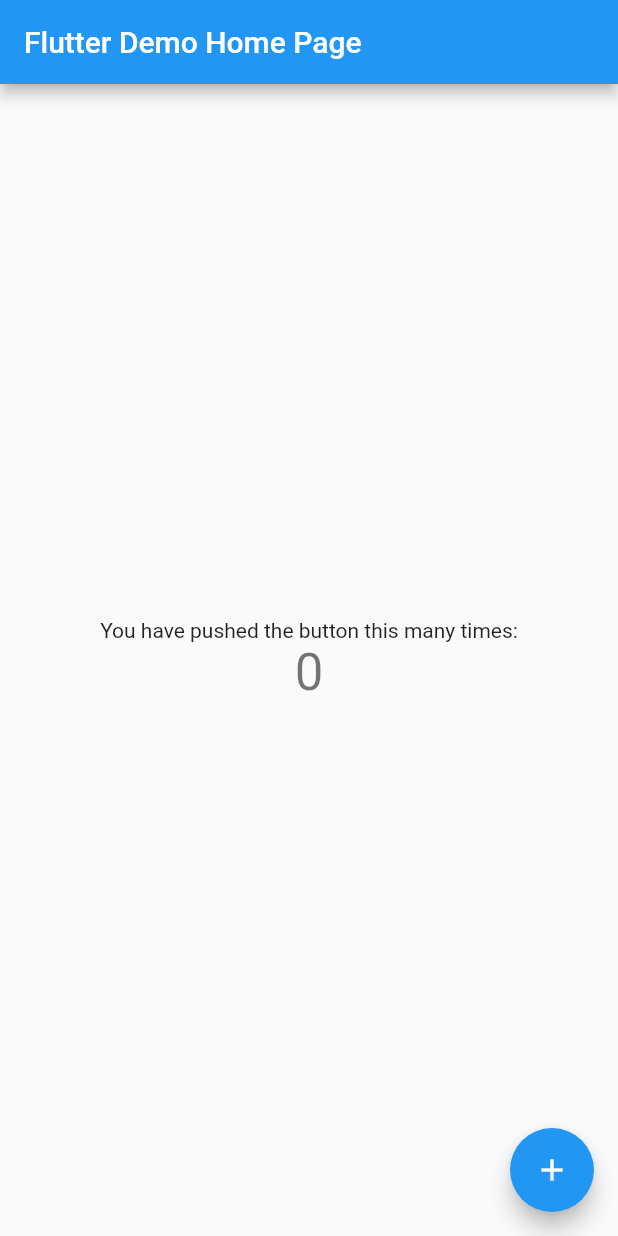
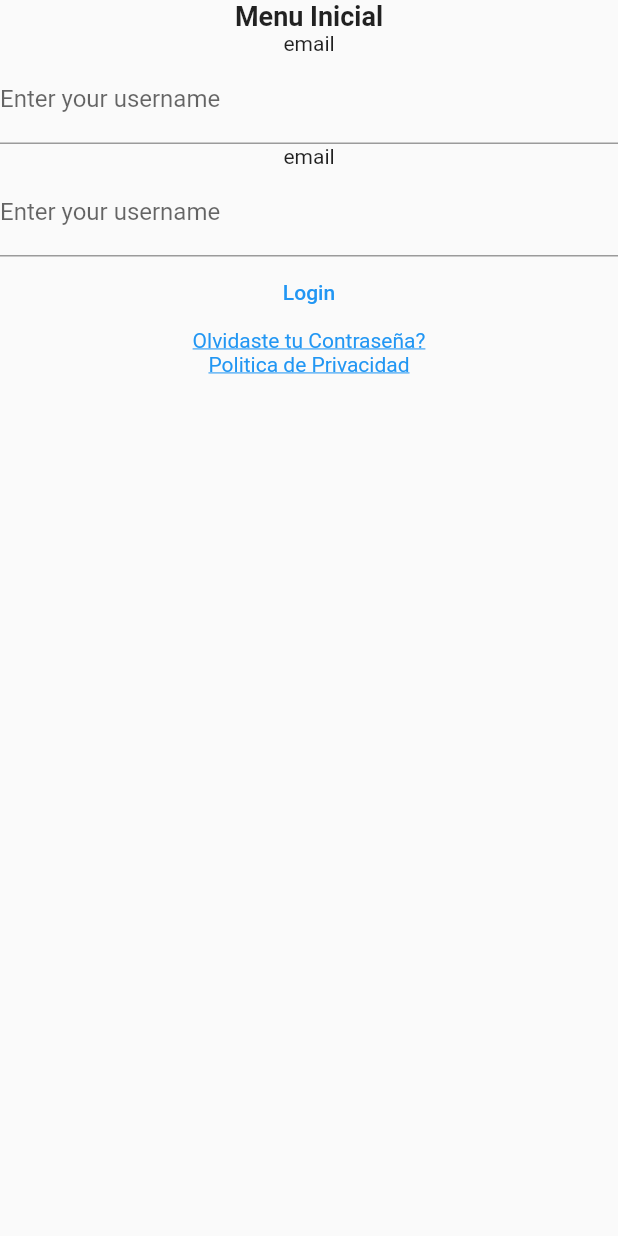
Before and after one commit to Alghulgit94/flutter-ineram, a Flutter app: the screen it shows after launch, on a phone screen of 412 x 824 dp. Run offline on Flutter 3.47's test engine with Material 2 defaults, Android fonts, the light colour scheme and no system bars.

Commit message:
Definicion de Login Screen: - Create login_screen.dart - Create login widgets - Create global widgets

```diff
--- a/ineramapp/lib/main.dart
+++ b/ineramapp/lib/main.dart
@@ -1,4 +1,5 @@
 import 'package:flutter/material.dart';
+import 'package:ineramapp/screens/login/login_screen.dart';
 
 void main() {
   runApp(const MyApp());
@@ -24,7 +25,7 @@
         // is not restarted.
         primarySwatch: Colors.blue,
       ),
-      home: const MyHomePage(title: 'Flutter Demo Home Page'),
+      home: const LoginScreen(),
     );
   }
 }
--- /dev/null
+++ b/ineramapp/lib/screens/login/login_screen.dart
@@ -0,0 +1,22 @@
+import 'package:flutter/material.dart';
+import 'package:ineramapp/widgets/globals/hyperlink_ineram_widget.dart';
+import 'package:ineramapp/widgets/login/button_login_widget.dart';
+import 'package:ineramapp/widgets/login/form_login_widget.dart';
+import 'package:ineramapp/widgets/globals/title_ineram_widget.dart';
+
+class LoginScreen extends StatelessWidget {
+  const LoginScreen({super.key});
+
+  @override
+  Widget build(BuildContext context) {
+    return Scaffold(
+      body: Column(children: [
+        TitleIneram(title: "Menu Inicial"),
+        const LoginForm(),
+        const ButtonLogin(),
+        HyperLinkTextIneram(text: "Olvidaste tu Contraseña?"),
+        HyperLinkTextIneram(text: "Politica de Privacidad"),
+      ]),
+    );
+  }
+}
--- /dev/null
+++ b/ineramapp/lib/widgets/globals/hyperlink_ineram_widget.dart
@@ -0,0 +1,23 @@
+import 'dart:developer';
+
+import 'package:flutter/material.dart';
+
+class HyperLinkTextIneram extends StatelessWidget {
+  HyperLinkTextIneram({super.key, required this.text});
+  String text;
+  @override
+  Widget build(BuildContext context) {
+    return GestureDetector(
+      onTap: () {
+        log("Boton Hipervinculo presionado");
+      },
+      child: Text(
+        text,
+        style: const TextStyle(
+          color: Colors.blue,
+          decoration: TextDecoration.underline,
+        ),
+      ),
+    );
+  }
+}
--- /dev/null
+++ b/ineramapp/lib/widgets/globals/title_ineram_widget.dart
@@ -0,0 +1,17 @@
+import 'package:flutter/material.dart';
+import 'package:flutter/widgets.dart';
+
+class TitleIneram extends StatelessWidget {
+  TitleIneram({super.key, required this.title});
+  String title;
+  @override
+  Widget build(BuildContext context) {
+    return Text(
+      title,
+      style: const TextStyle(
+        fontSize: 18.0,
+        fontWeight: FontWeight.bold,
+      ),
+    );
+  }
+}
--- /dev/null
+++ b/ineramapp/lib/widgets/login/button_login_widget.dart
@@ -0,0 +1,27 @@
+import 'package:flutter/material.dart';
+
+class ButtonLogin extends StatelessWidget {
+  const ButtonLogin({super.key});
+
+  @override
+  Widget build(BuildContext context) {
+    return TextButton(
+        style: ButtonStyle(
+          foregroundColor: MaterialStateProperty.all<Color>(Colors.blue),
+          overlayColor: MaterialStateProperty.resolveWith<Color?>(
+            (Set<MaterialState> states) {
+              if (states.contains(MaterialState.hovered)) {
+                return Colors.blue.withOpacity(0.04);
+              }
+              if (states.contains(MaterialState.focused) ||
+                  states.contains(MaterialState.pressed)) {
+                return Colors.blue.withOpacity(0.12);
+              }
+              return null; // Defer to the widget's default.
+            },
+          ),
+        ),
+        onPressed: () {},
+        child: const Text('Login'));
+  }
+}
--- /dev/null
+++ b/ineramapp/lib/widgets/login/form_login_widget.dart
@@ -0,0 +1,15 @@
+import 'package:flutter/cupertino.dart';
+import 'package:ineramapp/widgets/login/input_login_widget.dart';
+
+class LoginForm extends StatelessWidget {
+  const LoginForm({super.key});
+
+  @override
+  Widget build(BuildContext context) {
+    return Column(
+      //TODO: Pasar por parametro el nombre del titulo y el nombre del labelText para cada input
+      //TODO: Pasar el type para indicar que tipo de input es, utilizar probablemente hintStyle
+      children: const [InputFormIneram(), InputFormIneram()],
+    );
+  }
+}
--- /dev/null
+++ b/ineramapp/lib/widgets/login/input_login_widget.dart
@@ -0,0 +1,18 @@
+import 'package:flutter/material.dart';
+
+class InputFormIneram extends StatelessWidget {
+  const InputFormIneram({super.key});
+
+  @override
+  Widget build(BuildContext context) {
+    return Column(children: [
+      const Text("email"),
+      TextFormField(
+          decoration: const InputDecoration(
+        border: UnderlineInputBorder(),
+        labelText: 'Enter your username',
+        //hintStyle:
+      )),
+    ]);
+  }
+}
```
